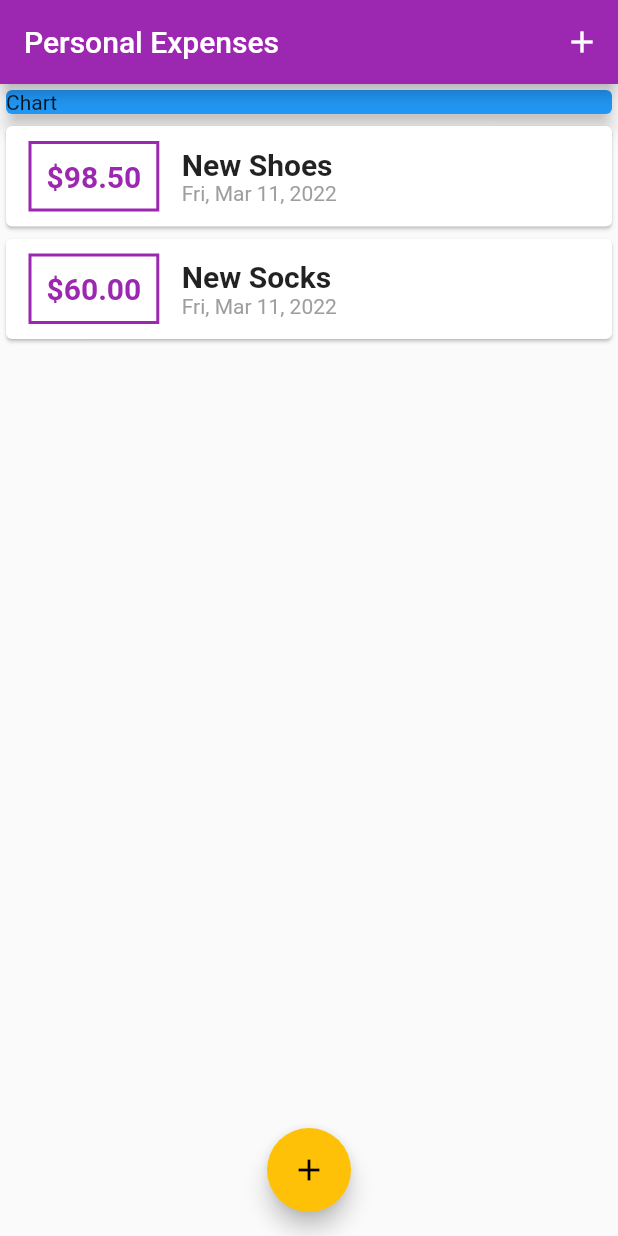
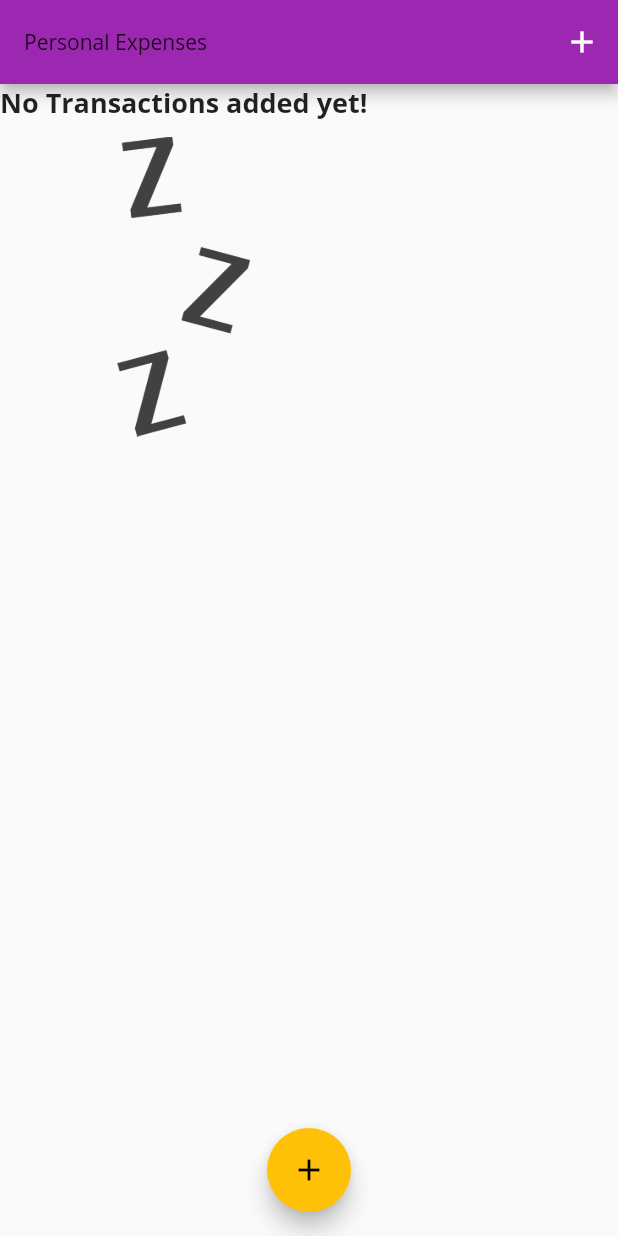
Before and after one commit to Zr99/Flutter_Personal_Expenses, a Flutter app: the screen it shows after launch, on a phone screen of 412 x 824 dp. Run offline on Flutter 3.47's test engine with Material 2 defaults, Android fonts, the phone set to English and light mode, and no system bars.

Commit message:
Added a new chart dart file

```diff
--- a/lib/main.dart
+++ b/lib/main.dart
@@ -1,7 +1,9 @@
 import 'package:flutter/material.dart';
+import 'package:personal_expenses/widgets/chart.dart';
 import './widgets/transaction_list.dart';
 import './models/transcation.dart';
 import './widgets/new_transaction.dart';
+import './widgets/chart.dart';
 
 void main() => runApp(MyApp());
 
@@ -14,6 +16,15 @@ class MyApp extends StatelessWidget {
       theme: ThemeData(
         primarySwatch: Colors.purple,
         accentColor: Colors.amber,
+        fontFamily: 'Quicksand',
+        textTheme: ThemeData.light().textTheme.copyWith(
+                titleLarge: TextStyle(
+              fontFamily: 'OpenSans',
+              fontWeight: FontWeight.bold,
+              fontSize: 18,
+            )),
+        appBarTheme:
+            AppBarTheme(textTheme: ThemeData.light().textTheme.copyWith()),
       ),
       home: MyHomePage(),
     );
@@ -28,8 +39,6 @@ class MyHomePage extends StatefulWidget {
 class _MyHomePageState extends State<MyHomePage> {
   final String _title = 'Personal Expenses';
 
-  final String _chart = 'Chart';
-
   final List<Transaction> transactions = [];
 
   // String? titleInput;
@@ -37,9 +46,9 @@ class _MyHomePageState extends State<MyHomePage> {
   //final amountController = TextEditingController();
 
   final List<Transaction> _userTransactions = [
-    Transaction(
-        id: 't1', title: 'New Shoes', amount: 98.50, date: DateTime.now()),
-    Transaction(id: 't2', title: 'New Socks', amount: 60, date: DateTime.now()),
+    // Transaction(
+    //     id: 't1', title: 'New Shoes', amount: 98.50, date: DateTime.now()),
+    // Transaction(id: 't2', title: 'New Socks', amount: 60, date: DateTime.now()),
   ];
 
   void _addNewTransaction(String txTitle, double txAmount) {
@@ -71,7 +80,10 @@ class _MyHomePageState extends State<MyHomePage> {
   Widget build(BuildContext context) {
     return Scaffold(
       appBar: AppBar(
-        title: Text(_title),
+        title: Text(
+          _title,
+          style: TextStyle(fontFamily: 'OpenSans'),
+        ),
         actions: <Widget>[
           IconButton(
             onPressed: () => _startAddNewTransactions(context),
@@ -85,14 +97,6 @@ class _MyHomePageState extends State<MyHomePage> {
         child: Column(
           //mainAxisAlignment: MainAxisAlignment.start,
           children: <Widget>[
-            Container(
-              width: double.infinity,
-              child: Card(
-                color: Colors.blue,
-                child: Text(_chart),
-                elevation: 5,
-              ),
-            ),
             TransactionList(_userTransactions),
           ],
         ),
--- a/lib/widgets/transaction_list.dart
+++ b/lib/widgets/transaction_list.dart
@@ -9,14 +9,31 @@ class TransactionList extends StatelessWidget {
   @override
   Widget build(BuildContext context) {
     return Container(
+      height: 300,
+      child: transactions.isEmpty
+          ? Column(
+              children: <Widget>[
+                Text(
+                  'No Transactions added yet!',
+                  style: Theme.of(context).textTheme.titleLarge,
+                ),
+                SizedBox(
+                  height: 10,
+                ),
+                Container(
                     height: 200,
-      child: ListView.builder(
+                    child: Image.asset('assets/images/waiting.png',
+                        fit: BoxFit.cover)),
+              ],
+            )
+          : ListView.builder(
               itemBuilder: (context, index) {
                 return Card(
                   child: Row(
                     children: <Widget>[
                       Container(
-                  margin: EdgeInsets.symmetric(vertical: 10, horizontal: 15),
+                        margin:
+                            EdgeInsets.symmetric(vertical: 10, horizontal: 15),
                         child: Text(
                           '\$${transactions[index].amount.toStringAsFixed(2)}',
                           style: TextStyle(
@@ -26,19 +43,18 @@ class TransactionList extends StatelessWidget {
                         ),
                         decoration: BoxDecoration(
                             border: Border.all(
-                          color: Theme.of(context).primaryColor, width: 2)),
+                                color: Theme.of(context).primaryColor,
+                                width: 2)),
                         padding: EdgeInsets.all(10),
                       ),
                       Column(
                           crossAxisAlignment: CrossAxisAlignment.start,
                           children: <Widget>[
                             Text(transactions[index].title,
-                          style: TextStyle(
-                            fontWeight: FontWeight.bold,
-                            fontSize: 20,
-                          )),
+                                style: Theme.of(context).textTheme.titleLarge),
                             Text(
-                        DateFormat.yMMMEd().format(transactions[index].date),
+                              DateFormat.yMMMEd()
+                                  .format(transactions[index].date),
                               style: TextStyle(color: Colors.grey),
                             ),
                           ])
--- a/pubspec.yaml
+++ b/pubspec.yaml
@@ -58,9 +58,9 @@ flutter:
   uses-material-design: true
 
   # To add assets to your application, add an assets section, like this:
-  # assets:
-  #   - images/a_dot_burr.jpeg
-  #   - images/a_dot_ham.jpeg
+  assets:
+    - assets/images/waiting.png
+
 
   # An image asset can refer to one or more resolution-specific "variants", see
   # https://flutter.dev/assets-and-images/#resolution-aware.
```
Also changed, not shown: lib/widgets/chart.dart (added, +43 -0 lines), assets/fonts/images/waiting.png (added), assets/images/waiting.png (added). Lines whose indentation alone changed are shown as unchanged.
